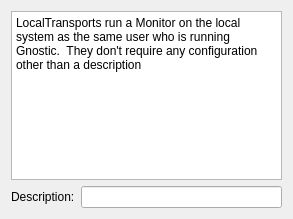
Before: the Qt Designer form LocalTransportConfigWidget.ui in matthewg42/Gnostic, drawn with Qt 5.
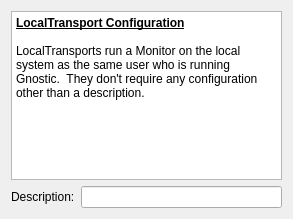
After: the same form once the commit is applied.

Commit message: Refine/fix config dialog

```diff
--- a/LocalTransportConfigWidget.ui
+++ b/LocalTransportConfigWidget.ui
@@ -24,7 +24,9 @@
 &lt;html&gt;&lt;head&gt;&lt;meta name=&quot;qrichtext&quot; content=&quot;1&quot; /&gt;&lt;style type=&quot;text/css&quot;&gt;
 p, li { white-space: pre-wrap; }
 &lt;/style&gt;&lt;/head&gt;&lt;body style=&quot; font-family:'Ubuntu'; font-size:9pt; font-weight:400; font-style:normal;&quot;&gt;
-&lt;p style=&quot; margin-top:0px; margin-bottom:0px; margin-left:0px; margin-right:0px; -qt-block-indent:0; text-indent:0px;&quot;&gt;LocalTransports run a Monitor on the local system as the same user who is running Gnostic.  They don't require any configuration other than a description&lt;/p&gt;&lt;/body&gt;&lt;/html&gt;</string>
+&lt;p style=&quot; margin-top:0px; margin-bottom:0px; margin-left:0px; margin-right:0px; -qt-block-indent:0; text-indent:0px;&quot;&gt;&lt;span style=&quot; font-weight:600; text-decoration: underline;&quot;&gt;LocalTransport Configuration&lt;/span&gt;&lt;/p&gt;
+&lt;p style=&quot;-qt-paragraph-type:empty; margin-top:0px; margin-bottom:0px; margin-left:0px; margin-right:0px; -qt-block-indent:0; text-indent:0px; font-weight:600; text-decoration: underline;&quot;&gt;&lt;/p&gt;
+&lt;p style=&quot; margin-top:0px; margin-bottom:0px; margin-left:0px; margin-right:0px; -qt-block-indent:0; text-indent:0px;&quot;&gt;LocalTransports run a Monitor on the local system as the same user who is running Gnostic.  They don't require any configuration other than a description.&lt;/p&gt;&lt;/body&gt;&lt;/html&gt;</string>
      </property>
     </widget>
    </item>
```
The commit also changes 2 other files.
